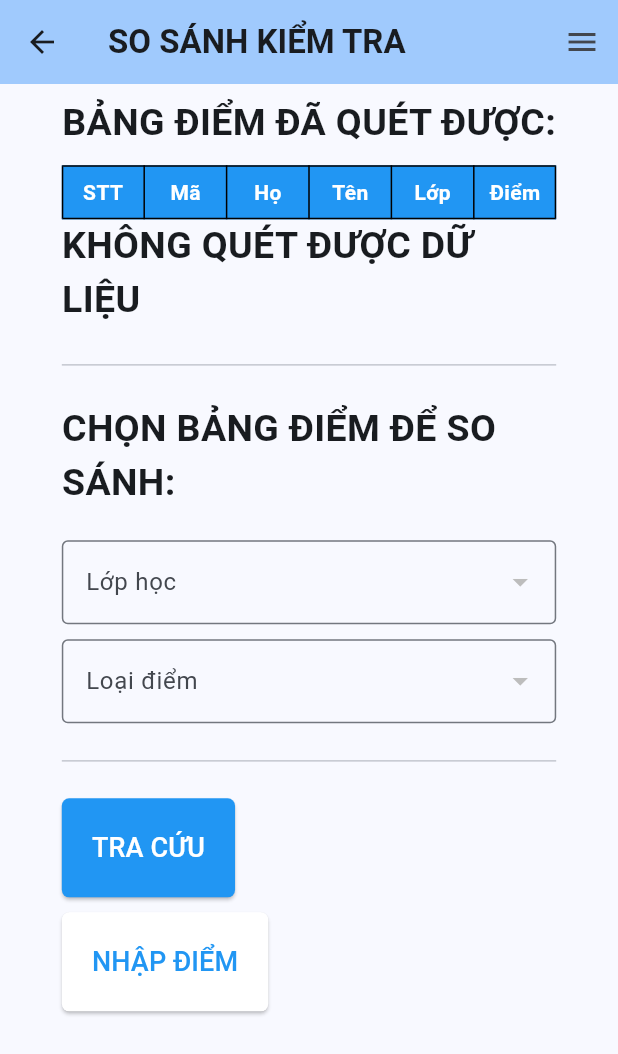
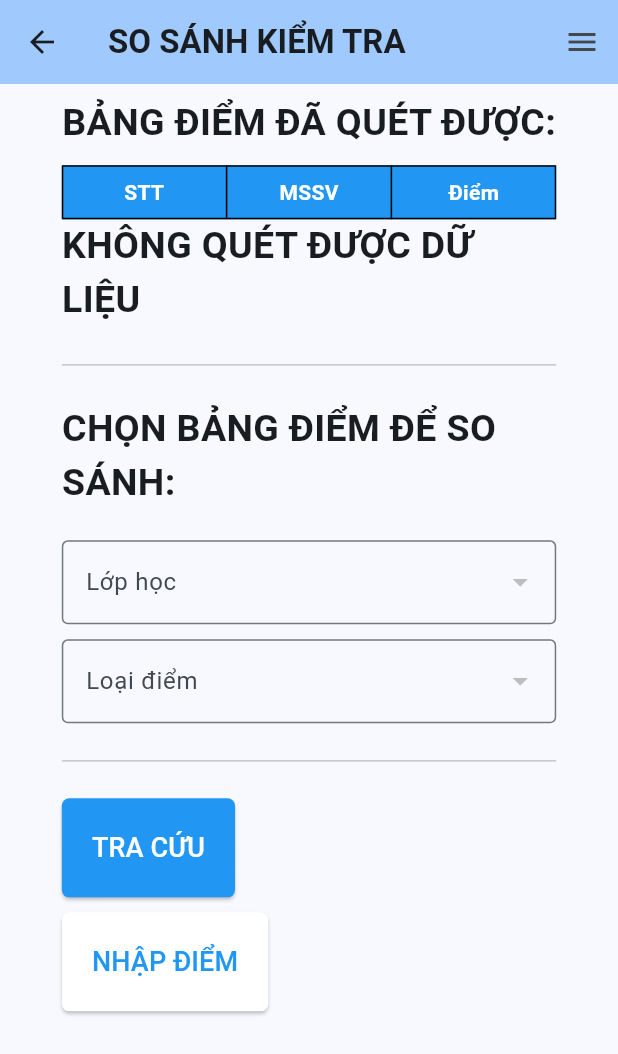
Before and after one commit to Slimaeus/flutter_hutech_classroom, a Flutter app: the ComparisonScreen screen opened by its route, on a phone screen of 412 x 824 dp. Shown: the top 1054 px of the screen. Run offline on Flutter 3.47's test engine with Material 3 defaults, Android fonts, the phone set to English and light mode, and no system bars; our stand-ins replace file_picker, flutter_mobx, flutter_secure_storage, mobx; missing offline and left inert: crop_your_image; accounts and stored records are empty; generated files the repository leaves out were written again; network calls fail.

Commit message:
refactor: Update student result table column

```diff
--- a/lib/widgets/tables/student_result_table.dart
+++ b/lib/widgets/tables/student_result_table.dart
@@ -1,3 +1,5 @@
+import 'dart:io';
+
 import 'package:flutter/material.dart';
 import 'package:flutter_hutech_classroom/models/student_result.dart';
 import 'package:flutter_hutech_classroom/widgets/tables/custom_table.dart';
@@ -7,21 +9,25 @@ import 'package:flutter_hutech_classroom/widgets/tables/custom_table_header_cell
 Widget studentResultTable(List<StudentResult> studentResult) {
   return customTable([
     customTableHeaderCell('STT'),
-    customTableHeaderCell('Mã'),
+    customTableHeaderCell('MSSV'),
+    if (Platform.isWindows) ...[
       customTableHeaderCell('Họ'),
       customTableHeaderCell('Tên'),
       customTableHeaderCell('Lớp'),
+    ],
     customTableHeaderCell('Điểm'),
     if (studentResult.any((element) => element.comparedScore != null))
       customTableHeaderCell('Điểm hệ thống'),
   ], [
     ...studentResult.map((r) => [
           customTableCell(r.ordinalNumber.toString()),
+          if (r.student != null && r.student?.userName != null)
+            customTableCell(r.student!.userName!),
+          if (Platform.isWindows)
             if (r.student != null &&
                 r.student?.userName != null &&
                 r.student?.firstName != null &&
                 r.student?.lastName != null) ...[
-            customTableCell(r.student!.userName!),
               customTableCell(r.student!.lastName!, alignLeft: true),
               customTableCell(r.student!.firstName!, alignLeft: true),
             ] else ...[
@@ -29,6 +35,7 @@ Widget studentResultTable(List<StudentResult> studentResult) {
               customTableCell("", alignLeft: true),
               customTableCell("", alignLeft: true),
             ],
+          if (Platform.isWindows)
             if (r.classroom != null && r.classroom?.className != null)
               customTableCell(r.classroom!.className!, alignLeft: true)
             else if (r.student?.className != null)
```
Lines whose indentation alone changed are shown as unchanged.
